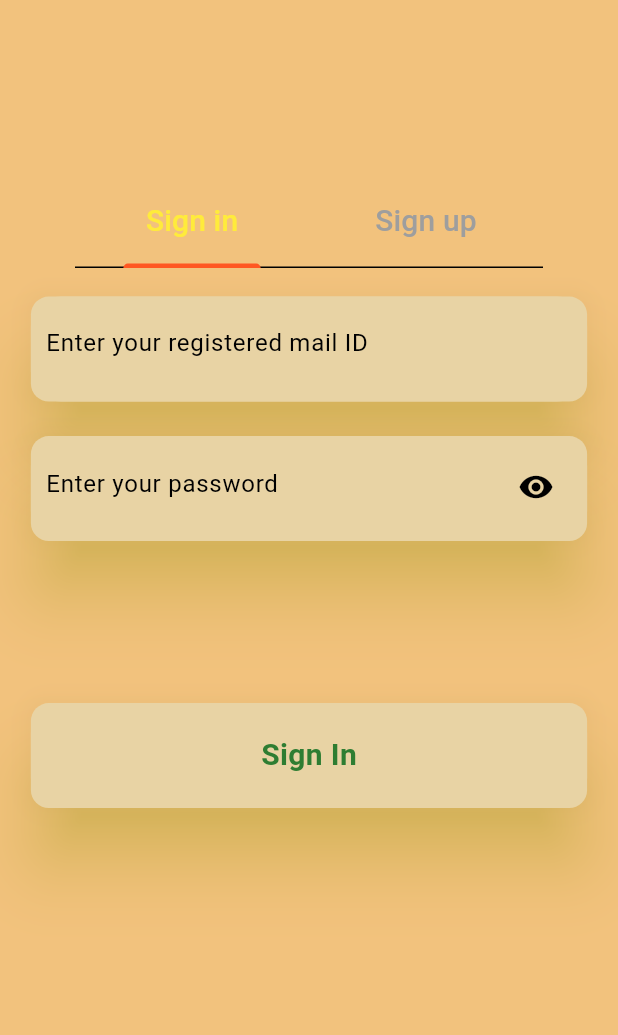
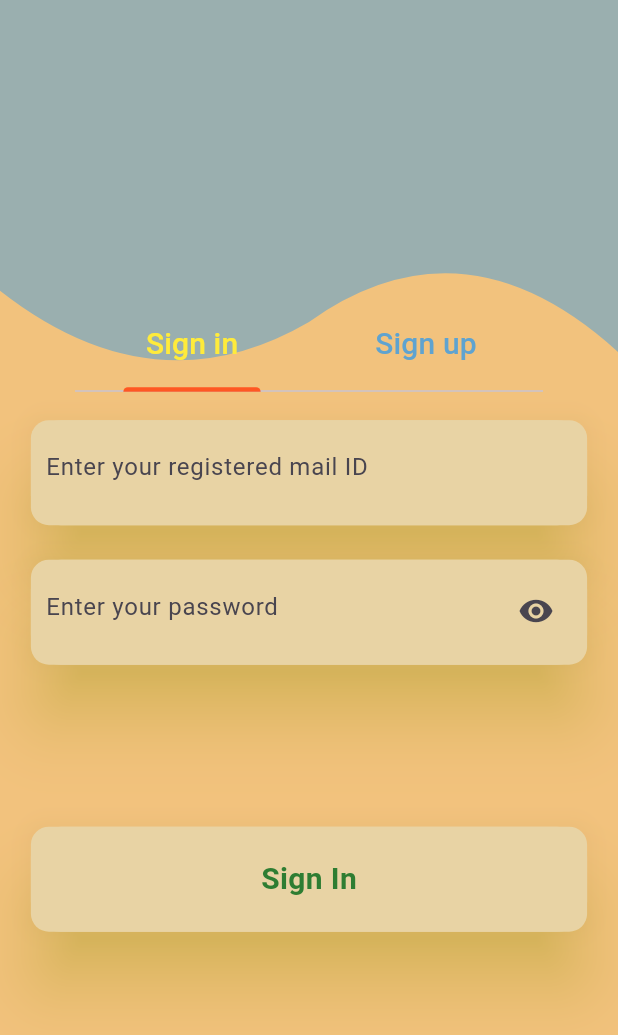
Before and after one commit to idreesmohammed/actual-pizz_lecious, a Flutter app: the screen it shows after launch, on a phone screen of 412 x 824 dp. Shown: the top 1035 px of the screen. Run offline on Flutter 3.47's test engine with Material 3 defaults, Android fonts, the phone set to English and light mode, and no system bars; our stand-ins replace cloud_firestore, curved_navigation_bar, firebase_auth, firebase_core, flutter_bloc, font_awesome_flutter; accounts and stored records are empty.

Commit message:
changes in design for login and sign up

```diff
--- a/lib/feat/actual_pizzlecious.dart
+++ b/lib/feat/actual_pizzlecious.dart
@@ -41,10 +41,7 @@ class ActualPizzeliciousApp extends StatelessWidget {
         ),
       ],
       child: MaterialApp(
-        theme: ThemeData(
-            colorScheme: ColorScheme.light(
-          surface: Colors.grey.shade200,
-        )),
+        theme: ThemeData(primaryColor: Colors.blue.withOpacity(0.7)),
         locale: const Locale('en', 'us'),
         title: "Pizza Lecious :-)",
         debugShowCheckedModeBanner: false,
@@ -62,8 +59,6 @@ class ActualPizzeliciousApp extends StatelessWidget {
                       state.errorMessage.replaceAll('Exception:', 'Error-'))));
             }
             if (state is UserUnAuthenticatedState) {
-              // ScaffoldMessenger.of(context).showSnackBar(
-              //     const SnackBar(content: Text("Logged out Successfully!")));
               Navigator.pushReplacement(
                   context,
                   MaterialPageRoute(
@@ -75,10 +70,6 @@ class ActualPizzeliciousApp extends StatelessWidget {
             }
           },
           builder: (context, state) {
-            // if (state is UserUnAuthenticatedState) {
-            //   print("no user");
-            //   const LoginSignupLandingpage();
-            // }
             if (state is LoadingState) {
               return const Center(child: CircularProgressIndicator());
             } else {
--- a/lib/feat/home/pages/home_landing_page.dart
+++ b/lib/feat/home/pages/home_landing_page.dart
@@ -75,7 +75,7 @@ class _LandingHomepageState extends State<LandingHomepage> {
           ),
           bottomNavigationBar: CurvedNavigationBar(
               animationDuration: const Duration(milliseconds: 300),
-              color: Colors.blue.withOpacity(0.7),
+              color: Theme.of(context).primaryColor,
               backgroundColor: Colors.transparent,
               height: 60,
               index: context.read<PizzaBloc>().initialIndex,
--- a/lib/feat/login_and_signup/pages/login_and_signup_initial_tab.dart
+++ b/lib/feat/login_and_signup/pages/login_and_signup_initial_tab.dart
@@ -1,11 +1,15 @@
+import 'dart:math';
+
 import 'package:flutter/material.dart';
 import 'package:flutter_bloc/flutter_bloc.dart';
+import 'package:pizz_lecious/core/global_set_height_width.dart';
 import 'package:pizz_lecious/core/user_bloc/user_bloc.dart';
 import 'package:pizz_lecious/core/user_bloc/user_state.dart';
 import 'package:pizz_lecious/core/user_repository.dart';
 import 'package:pizz_lecious/feat/home/pages/home_landing_page.dart';
 import 'package:pizz_lecious/feat/login_and_signup/pages/login_page.dart';
 import 'package:pizz_lecious/feat/login_and_signup/pages/signup_page.dart';
+import 'package:pizz_lecious/feat/login_and_signup/widgets/custom_clipper.dart';
 
 class LoginSignupLandingpage extends StatefulWidget {
   const LoginSignupLandingpage({super.key});
@@ -39,23 +43,39 @@ class _LoginSignupLandingpageState extends State<LoginSignupLandingpage>
                       builder: (context) => const LandingHomepage()));
             }
           },
-          child: SingleChildScrollView(
+          child: Stack(
+            children: [
+              Opacity(
+                opacity: 0.6,
+                child: ClipPath(
+                  clipper: WaveClipper(),
+                  child: Container(
+                    color: Theme.of(context).primaryColor,
+                  ),
+                ),
+              ),
+              SingleChildScrollView(
                 child: SizedBox(
                   height: MediaQuery.sizeOf(context).height,
                   child: Column(
                     mainAxisAlignment: MainAxisAlignment.center,
                     children: [
+                      SizedBox(
+                          height:
+                              GlobalSetHeightWidth.getHeight(context) * 0.2),
                       Center(
                         child: SizedBox(
                           height: MediaQuery.sizeOf(context).height / 1.4,
                           child: Column(
                             children: [
                               Padding(
-                            padding: const EdgeInsets.symmetric(horizontal: 50),
+                                padding:
+                                    const EdgeInsets.symmetric(horizontal: 50),
                                 child: TabBar(
                                   indicatorColor: const Color(0xffFF5722),
                                   controller: tabBarController,
-                              unselectedLabelColor: Colors.grey,
+                                  unselectedLabelColor:
+                                      Theme.of(context).primaryColor,
                                   labelColor: const Color(0xffFFEB3B),
                                   tabs: const [
                                     Padding(
@@ -73,9 +93,8 @@ class _LoginSignupLandingpageState extends State<LoginSignupLandingpage>
                               ),
                               BlocProvider(
                                 create: (context) => AuthBloc(
-                                authRepo:
-                                    RepositoryProvider.of<UserAuthRepository>(
-                                        context)),
+                                    authRepo: RepositoryProvider.of<
+                                        UserAuthRepository>(context)),
                                 child: Expanded(
                                     child: TabBarView(
                                   clipBehavior: Clip.antiAlias,
@@ -94,6 +113,8 @@ class _LoginSignupLandingpageState extends State<LoginSignupLandingpage>
                   ),
                 ),
               ),
+            ],
+          ),
         ));
   }
 }
--- /dev/null
+++ b/lib/feat/login_and_signup/widgets/custom_clipper.dart
@@ -0,0 +1,29 @@
+import 'package:flutter/material.dart';
+
+class WaveClipper extends CustomClipper<Path> {
+  @override
+  getClip(Size size) {
+    var path = Path();
+    path.lineTo(0, size.height / 4.25);
+    var firstControlPoint = Offset(size.width / 4, size.height / 3);
+    var firstEndPoint = Offset(size.width / 2, size.height / 3 - 60);
+    var secondControlPoint =
+        Offset(size.width - (size.width / 4), size.height / 4 - 65);
+    var secondEndPoint = Offset(size.width, size.height / 3 - 40);
+
+    path.quadraticBezierTo(firstControlPoint.dx, firstControlPoint.dy,
+        firstEndPoint.dx, firstEndPoint.dy);
+    path.quadraticBezierTo(secondControlPoint.dx, secondControlPoint.dy,
+        secondEndPoint.dx, secondEndPoint.dy);
+
+    path.lineTo(size.width, size.height / 3);
+    path.lineTo(size.width, 0);
+    path.close();
+    return path;
+  }
+
+  @override
+  bool shouldReclip(covariant CustomClipper<Path> oldClipper) {
+    return false;
+  }
+}
```
Lines whose indentation alone changed are shown as unchanged.
